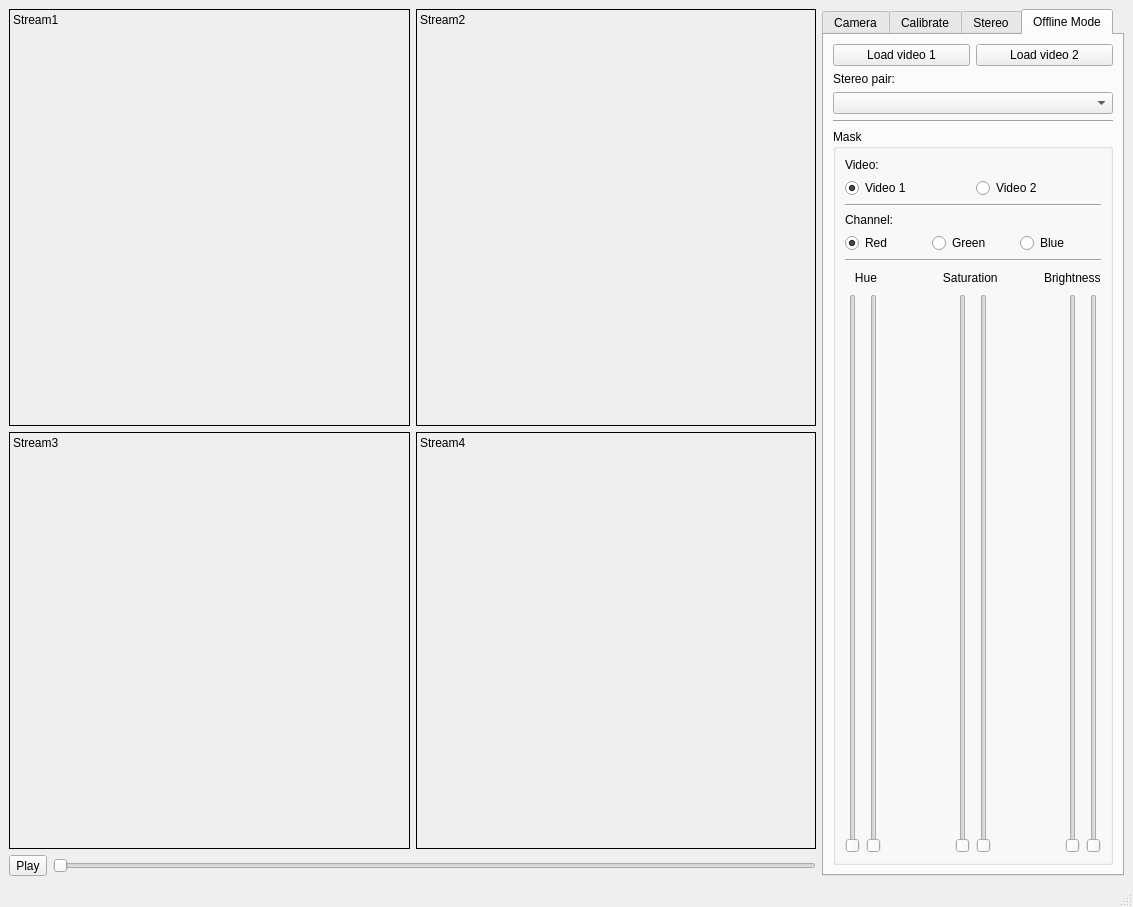
UbaydaAbdulsamad/DroneMocap_App, file Mocap.ui: the form before one commit.
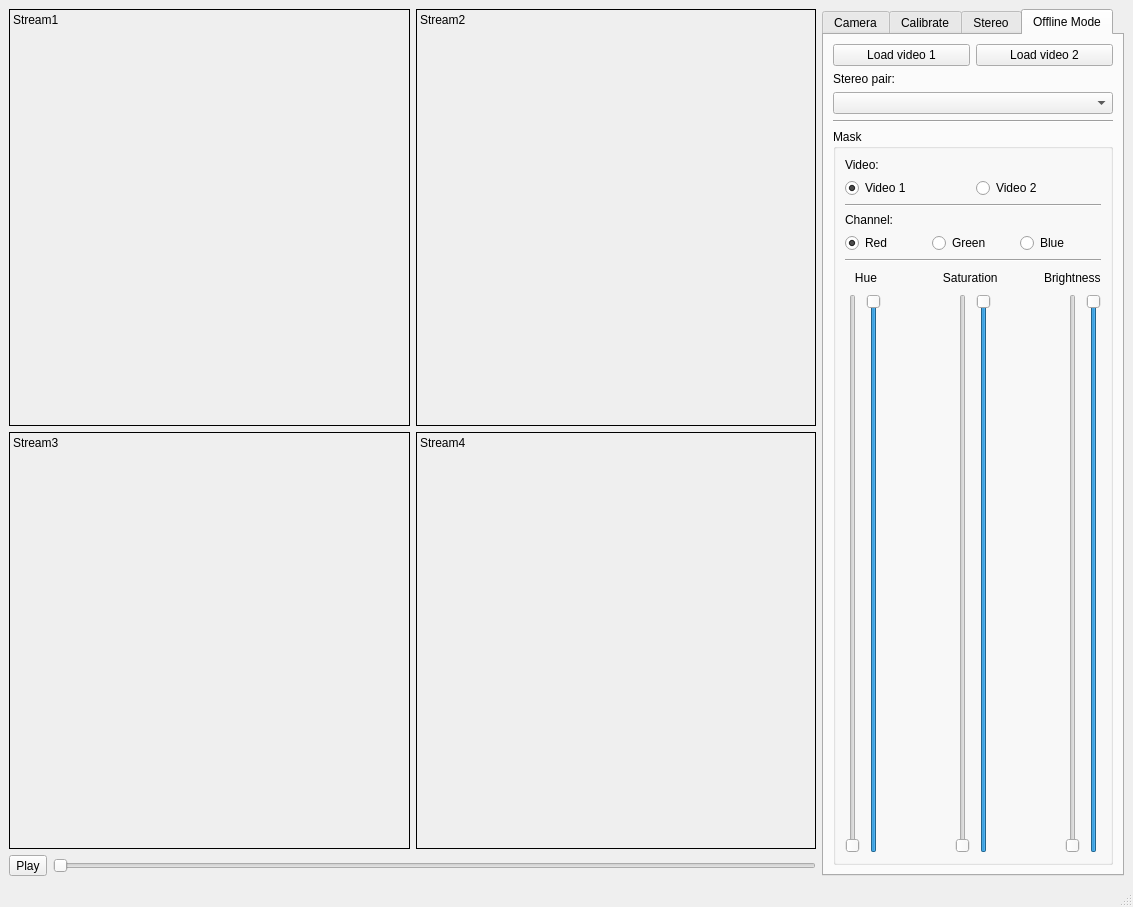
The form after the commit.

Commit message: Masking and visualization of frames are working just fine

```diff
--- a/Mocap.ui
+++ b/Mocap.ui
@@ -1100,6 +1100,9 @@
                <property name="maximum">
                 <number>255</number>
                </property>
+               <property name="sliderPosition">
+                <number>255</number>
+               </property>
                <property name="orientation">
                 <enum>Qt::Vertical</enum>
                </property>
@@ -1133,6 +1136,9 @@
                <property name="maximum">
                 <number>255</number>
                </property>
+               <property name="sliderPosition">
+                <number>255</number>
+               </property>
                <property name="orientation">
                 <enum>Qt::Vertical</enum>
                </property>
@@ -1166,6 +1172,9 @@
                <property name="maximum">
                 <number>255</number>
                </property>
+               <property name="sliderPosition">
+                <number>255</number>
+               </property>
                <property name="orientation">
                 <enum>Qt::Vertical</enum>
                </property>
```
Left out of the diff: 23 changed lines with no effect on the pictures. The commit also changes 1 other file.
